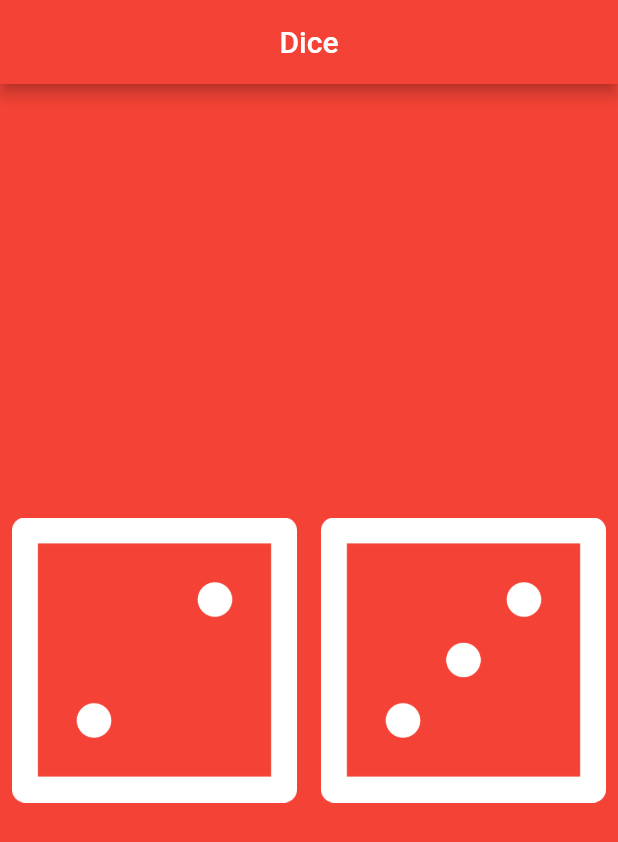
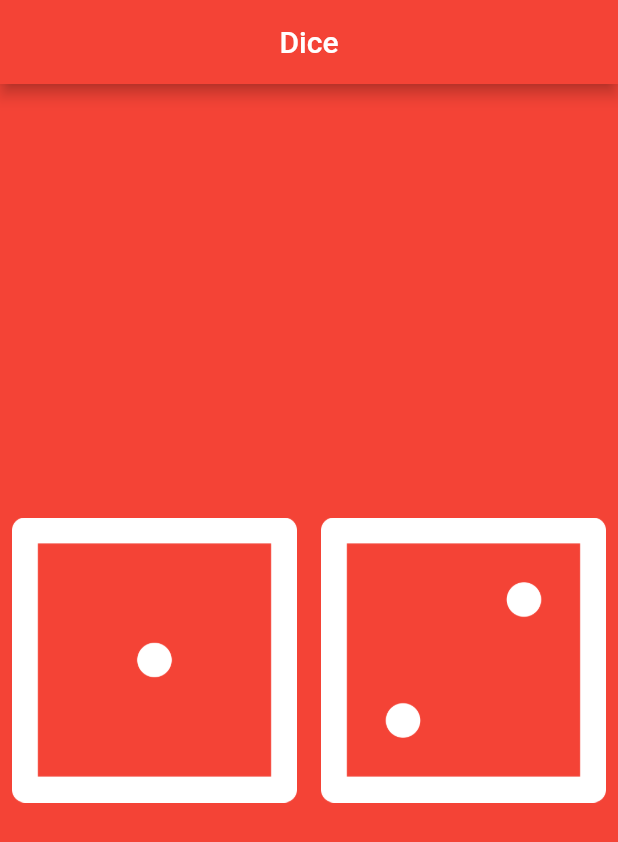
Before and after one commit to Navid-Rahman/Dice_Rolls, a Flutter app: the screen it shows after launch, on a phone screen of 412 x 824 dp. Shown: the top 842 px of the screen. Run offline on Flutter 3.47's test engine with Material 2 defaults, Android fonts, the phone set to English and light mode, and no system bars.

Commit message:
Fixed some error

```diff
--- a/lib/main.dart
+++ b/lib/main.dart
@@ -21,6 +21,8 @@ class DicePage extends StatelessWidget {
 
   @override
   Widget build(BuildContext context) {
+    // var leftDiceNumber = 5;
+
     return Center(
       child: Row(
         children: <Widget>[
@@ -30,7 +32,7 @@ class DicePage extends StatelessWidget {
                 print('Left Button got pressed');
               },
               child: const Image(
-                image: AssetImage('images/dice2.png'),
+                image: AssetImage('images/dice1.png'),
               ),
             ),
           ),
@@ -40,7 +42,7 @@ class DicePage extends StatelessWidget {
                 print('Right Button got pressed');
               },
               child: const Image(
-                image: AssetImage('images/dice3.png'),
+                image: AssetImage('images/dice2.png'),
               ),
             ),
           ),
```
